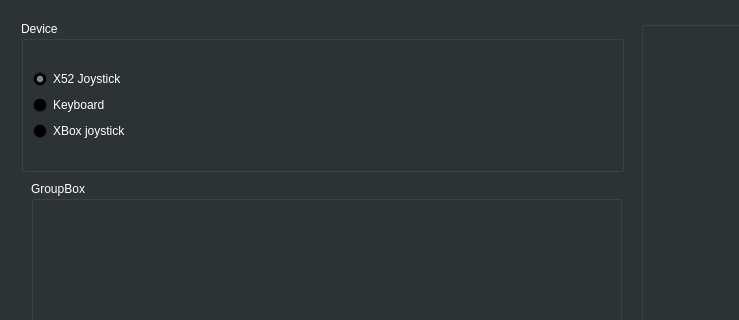
Before: the Qt Designer form SettingsWindow/settingswindow.ui in hydronautics-team/PoolsideGUI, drawn with Qt 5; both pictures show x 0 to 739 and y 0 to 320 of the 1040 by 838 pixel window.
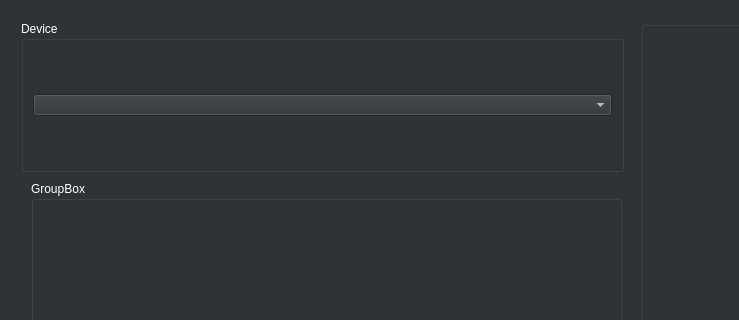
After: the same form once the commit is applied. Custom widgets are drawn as their Qt base class.

Commit message: SFML fixed and working. Implemented control device debug and control device switching

Diff of the .ui file:
```diff
--- a/SettingsWindow/settingswindow.ui
+++ b/SettingsWindow/settingswindow.ui
@@ -621,38 +621,7 @@
        </property>
        <layout class="QVBoxLayout" name="verticalLayout_17">
         <item>
-         <layout class="QVBoxLayout" name="verticalLayout_18">
-          <item>
-           <widget class="QRadioButton" name="radioButton_Joystick">
-            <property name="text">
-             <string>X52 Joystick</string>
-            </property>
-            <property name="checked">
-             <bool>true</bool>
-            </property>
-           </widget>
-          </item>
-          <item>
-           <widget class="QRadioButton" name="radioButton_Keyboard">
-            <property name="text">
-             <string>Keyboard</string>
-            </property>
-           </widget>
-          </item>
-          <item>
-           <widget class="QRadioButton" name="radioButton_XBox">
-            <property name="enabled">
-             <bool>true</bool>
-            </property>
-            <property name="text">
-             <string>XBox joystick</string>
-            </property>
-            <property name="checkable">
-             <bool>true</bool>
-            </property>
-           </widget>
-          </item>
-         </layout>
+         <widget class="QComboBox" name="comboBox_device"/>
         </item>
        </layout>
       </widget>
```
The commit also changes 661 other files.
